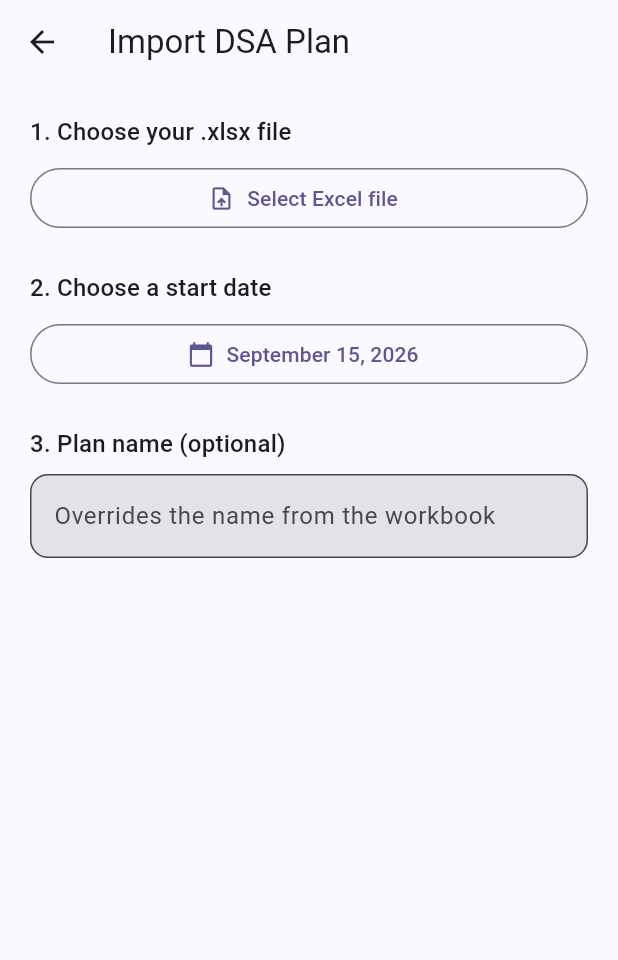
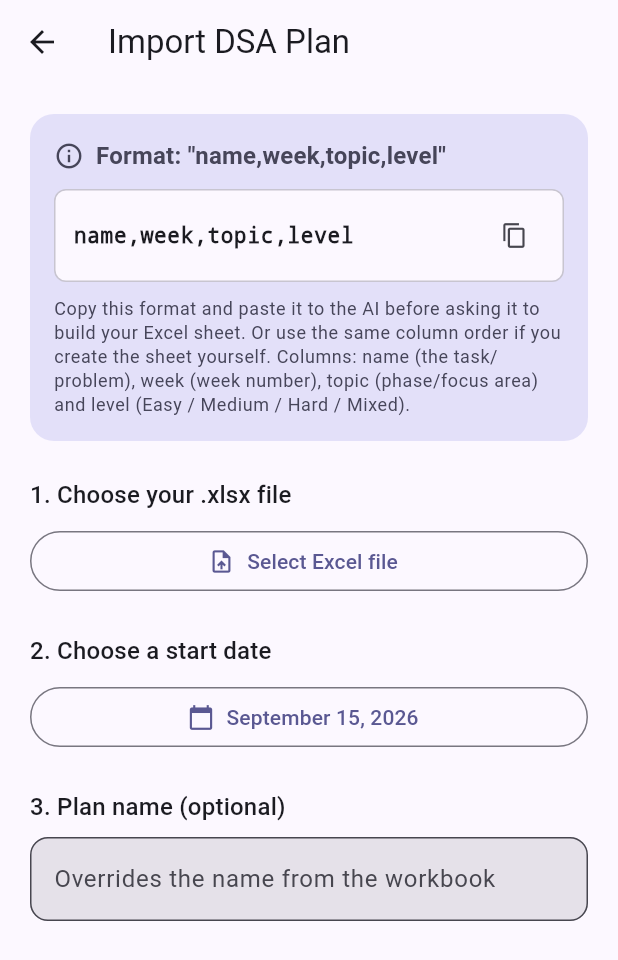
Before and after one commit to Shree-77/DSA-Tracker, a Flutter app: the ImportPlanScreen screen opened directly, on a phone screen of 412 x 824 dp. Shown: the top 960 px of the screen. Run offline on Flutter 3.47's test engine with Material 3 defaults, Android fonts, the phone set to English and light mode, and no system bars; our stand-ins replace file_picker, flutter_local_notifications, shared_preferences; accounts and stored records are empty; network calls fail.

Commit message:
feat: replace existing plan on import and add format helper card

```diff
--- a/frontend/lib/core/constants/app_strings.dart
+++ b/frontend/lib/core/constants/app_strings.dart
@@ -9,6 +9,20 @@ class AppStrings {
   static const noPlanBody = 'Import your Excel plan to get started.';
   static const importPlan = 'Import Plan';
 
+  // Import format helper
+  static const importFormat = 'name,week,topic,level';
+  static const importFormatLabel = 'Format: "$importFormat"';
+  static const importFormatHelp =
+      'Copy this format and paste it to the AI before asking it to build '
+      'your Excel sheet. Or use the same column order if you create the '
+      'sheet yourself. Columns: name (the task/problem), week (week number), '
+      'topic (phase/focus area) and level (Easy / Medium / Hard / Mixed).';
+  static const importFormatCopied = 'Format copied to clipboard';
+
+  // Existing plan
+  static const replacesExistingPlan =
+      'Importing a new plan replaces your current plan and its progress.';
+
   // Error states
   static const genericError = 'Something went wrong.';
   static const retry = 'Retry';
--- a/frontend/lib/screens/import_plan/import_plan_screen.dart
+++ b/frontend/lib/screens/import_plan/import_plan_screen.dart
@@ -2,8 +2,10 @@ import 'dart:typed_data';
 
 import 'package:file_picker/file_picker.dart';
 import 'package:flutter/material.dart';
+import 'package:flutter/services.dart';
 import 'package:intl/intl.dart';
 
+import '../../core/constants/app_strings.dart';
 import '../../core/network/api_exception.dart';
 import '../../models/import_preview.dart';
 import '../../services/plan_api_service.dart';
@@ -33,6 +35,14 @@ class _ImportPlanScreenState extends State<ImportPlanScreen> {
   void dispose() {
     _planNameCtrl.dispose();
     super.dispose();
+  }
+
+  Future<void> _copyFormat() async {
+    await Clipboard.setData(const ClipboardData(text: AppStrings.importFormat));
+    if (!mounted) return;
+    ScaffoldMessenger.of(context).showSnackBar(
+      const SnackBar(content: Text(AppStrings.importFormatCopied)),
+    );
   }
 
   Future<void> _pickFile() async {
@@ -137,6 +147,9 @@ class _ImportPlanScreenState extends State<ImportPlanScreen> {
       body: ListView(
         padding: const EdgeInsets.all(20),
         children: [
+          _formatCard(context),
+          const SizedBox(height: 24),
+
           Text('1. Choose your .xlsx file',
               style: Theme.of(context).textTheme.titleMedium),
           const SizedBox(height: 8),
@@ -217,6 +230,21 @@ class _ImportPlanScreenState extends State<ImportPlanScreen> {
               _kv('Tracker rows', '${p.trackersDetected}'),
             const SizedBox(height: 8),
             _kv('Date', range),
+            const SizedBox(height: 16),
+            Row(
+              crossAxisAlignment: CrossAxisAlignment.start,
+              children: [
+                Icon(Icons.warning_amber_rounded,
+                    size: 18, color: Theme.of(context).colorScheme.tertiary),
+                const SizedBox(width: 8),
+                Expanded(
+                  child: Text(
+                    AppStrings.replacesExistingPlan,
+                    style: Theme.of(context).textTheme.bodySmall,
+                  ),
+                ),
+              ],
+            ),
             const SizedBox(height: 20),
             Row(
               children: [
@@ -241,6 +269,78 @@ class _ImportPlanScreenState extends State<ImportPlanScreen> {
                   ),
                 ),
               ],
+            ),
+          ],
+        ),
+      ),
+    );
+  }
+
+  Widget _formatCard(BuildContext context) {
+    final scheme = Theme.of(context).colorScheme;
+    final text = Theme.of(context).textTheme;
+    return Card(
+      color: scheme.secondaryContainer,
+      margin: EdgeInsets.zero,
+      child: Padding(
+        padding: const EdgeInsets.all(16),
+        child: Column(
+          crossAxisAlignment: CrossAxisAlignment.start,
+          children: [
+            Row(
+              children: [
+                Icon(Icons.info_outline,
+                    size: 20, color: scheme.onSecondaryContainer),
+                const SizedBox(width: 8),
+                Expanded(
+                  child: Text(
+                    AppStrings.importFormatLabel,
+                    style: text.titleMedium?.copyWith(
+                      color: scheme.onSecondaryContainer,
+                      fontWeight: FontWeight.w700,
+                    ),
+                  ),
+                ),
+              ],
+            ),
+            const SizedBox(height: 10),
+            // The literal format string, monospaced + copyable.
+            Container(
+              width: double.infinity,
+              padding:
+                  const EdgeInsets.symmetric(horizontal: 12, vertical: 10),
+              decoration: BoxDecoration(
+                color: scheme.surface,
+                borderRadius: BorderRadius.circular(8),
+                border: Border.all(color: scheme.outlineVariant),
+              ),
+              child: Row(
+                children: [
+                  const Expanded(
+                    child: SelectableText(
+                      AppStrings.importFormat,
+                      style: TextStyle(
+                        fontFamily: 'monospace',
+                        fontWeight: FontWeight.w600,
+                        letterSpacing: 0.5,
+                      ),
+                    ),
+                  ),
+                  IconButton(
+                    tooltip: 'Copy format',
+                    visualDensity: VisualDensity.compact,
+                    icon: const Icon(Icons.copy, size: 18),
+                    onPressed: _copyFormat,
+                  ),
+                ],
+              ),
+            ),
+            const SizedBox(height: 10),
+            Text(
+              AppStrings.importFormatHelp,
+              style: text.bodySmall?.copyWith(
+                color: scheme.onSecondaryContainer,
+              ),
             ),
           ],
         ),
```
Also changed, not shown: 2 other files.
